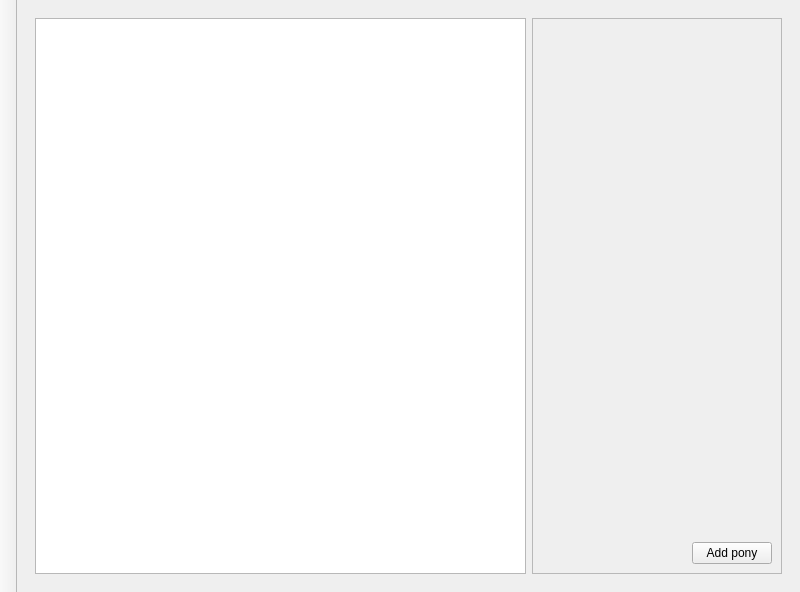
myszha/qt-ponies, file src/configwindow.ui: the form before one commit.
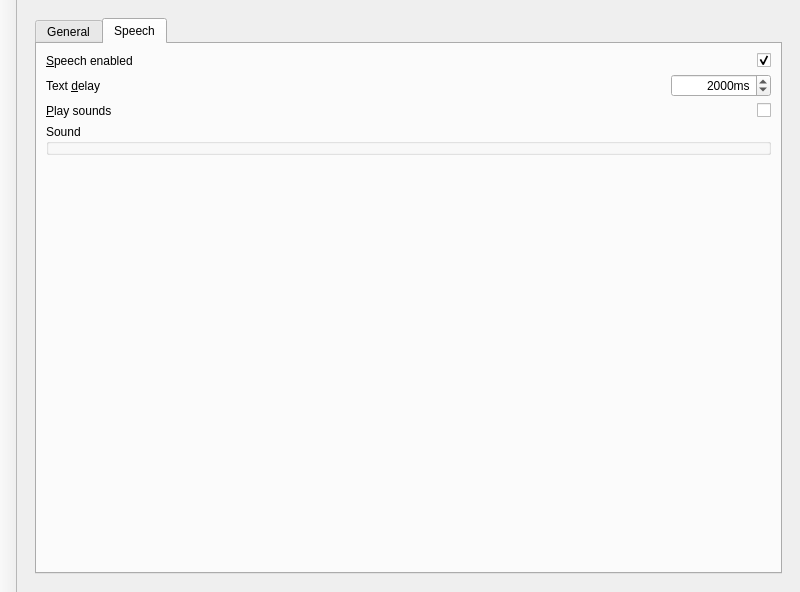
The form after the commit. The open tabs and pages were chosen to show the change.

```diff
--- a/src/configwindow.ui
+++ b/src/configwindow.ui
@@ -228,6 +228,180 @@
         </item>
        </layout>
       </widget>
+      <widget class="QWidget" name="configpage">
+       <layout class="QGridLayout" name="gridLayout_6">
+        <item row="0" column="0">
+         <widget class="QTabWidget" name="tabWidget">
+          <property name="currentIndex">
+           <number>1</number>
+          </property>
+          <widget class="QWidget" name="tab">
+           <attribute name="title">
+            <string>General</string>
+           </attribute>
+           <layout class="QGridLayout" name="gridLayout_7">
+            <item row="1" column="1">
+             <widget class="QCheckBox" name="alwaysontop">
+              <property name="sizePolicy">
+               <sizepolicy hsizetype="Minimum" vsizetype="Fixed">
+                <horstretch>0</horstretch>
+                <verstretch>0</verstretch>
+               </sizepolicy>
+              </property>
+              <property name="layoutDirection">
+               <enum>Qt::RightToLeft</enum>
+              </property>
+              <property name="text">
+               <string/>
+              </property>
+              <property name="checked">
+               <bool>true</bool>
+              </property>
+              <property name="autoRepeat">
+               <bool>false</bool>
+              </property>
+             </widget>
+            </item>
+            <item row="2" column="0" colspan="2">
+             <spacer name="verticalSpacer_4">
+              <property name="orientation">
+               <enum>Qt::Vertical</enum>
+              </property>
+              <property name="sizeHint" stdset="0">
+               <size>
+                <width>20</width>
+                <height>40</height>
+               </size>
+              </property>
+             </spacer>
+            </item>
+            <item row="1" column="0">
+             <widget class="QLabel" name="label_3">
+              <property name="text">
+               <string>&amp;Always on top</string>
+              </property>
+              <property name="buddy">
+               <cstring>alwaysontop</cstring>
+              </property>
+             </widget>
+            </item>
+           </layout>
+          </widget>
+          <widget class="QWidget" name="tab_2">
+           <attribute name="title">
+            <string>Speech</string>
+           </attribute>
+           <layout class="QGridLayout" name="gridLayout_8">
+            <item row="1" column="1">
+             <widget class="QSpinBox" name="textdelay">
+              <property name="maximumSize">
+               <size>
+                <width>100</width>
+                <height>16777215</height>
+               </size>
+              </property>
+              <property name="alignment">
+               <set>Qt::AlignRight|Qt::AlignTrailing|Qt::AlignVCenter</set>
+              </property>
+              <property name="buttonSymbols">
+               <enum>QAbstractSpinBox::UpDownArrows</enum>
+              </property>
+              <property name="suffix">
+               <string>ms</string>
+              </property>
+              <property name="maximum">
+               <number>100000</number>
+              </property>
+              <property name="singleStep">
+               <number>10</number>
+              </property>
+              <property name="value">
+               <number>2000</number>
+              </property>
+             </widget>
+            </item>
+            <item row="4" column="0" colspan="2">
+             <spacer name="verticalSpacer_5">
+              <property name="orientation">
+               <enum>Qt::Vertical</enum>
+              </property>
+              <property name="sizeHint" stdset="0">
+               <size>
+                <width>20</width>
+                <height>40</height>
+               </size>
+              </property>
+             </spacer>
+            </item>
+            <item row="1" column="0">
+             <widget class="QLabel" name="label">
+              <property name="text">
+               <string>Text &amp;delay</string>
+              </property>
+              <property name="buddy">
+               <cstring>textdelay</cstring>
+              </property>
+             </widget>
+            </item>
+            <item row="0" column="0">
+             <widget class="QLabel" name="label_2">
+              <property name="text">
+               <string>&amp;Speech enabled</string>
+              </property>
+              <property name="textFormat">
+               <enum>Qt::AutoText</enum>
+              </property>
+              <property name="buddy">
+               <cstring>speechenabled</cstring>
+              </property>
+             </widget>
+            </item>
+            <item row="0" column="1">
+             <widget class="QCheckBox" name="speechenabled">
+              <property name="layoutDirection">
+               <enum>Qt::RightToLeft</enum>
+              </property>
+              <property name="text">
+               <string/>
+              </property>
+              <property name="checked">
+               <bool>true</bool>
+              </property>
+             </widget>
+            </item>
+            <item row="2" column="0">
+             <widget class="QLabel" name="label_4">
+              <property name="text">
+               <string>&amp;Play sounds</string>
+              </property>
+              <property name="buddy">
+               <cstring>playsounds</cstring>
+              </property>
+             </widget>
+            </item>
+            <item row="2" column="1">
+             <widget class="QCheckBox" name="playsounds">
+              <property name="layoutDirection">
+               <enum>Qt::RightToLeft</enum>
+              </property>
+              <property name="text">
+               <string/>
+              </property>
+             </widget>
+            </item>
+            <item row="3" column="0" colspan="2">
+             <widget class="QGroupBox" name="groupBox">
+              <property name="title">
+               <string>Sound</string>
+              </property>
+             </widget>
+            </item>
+           </layout>
+          </widget>
+         </widget>
+        </item>
+       </layout>
+      </widget>
      </widget>
     </item>
    </layout>
```
Left out of the diff: 4 changed lines with no effect on the pictures.
